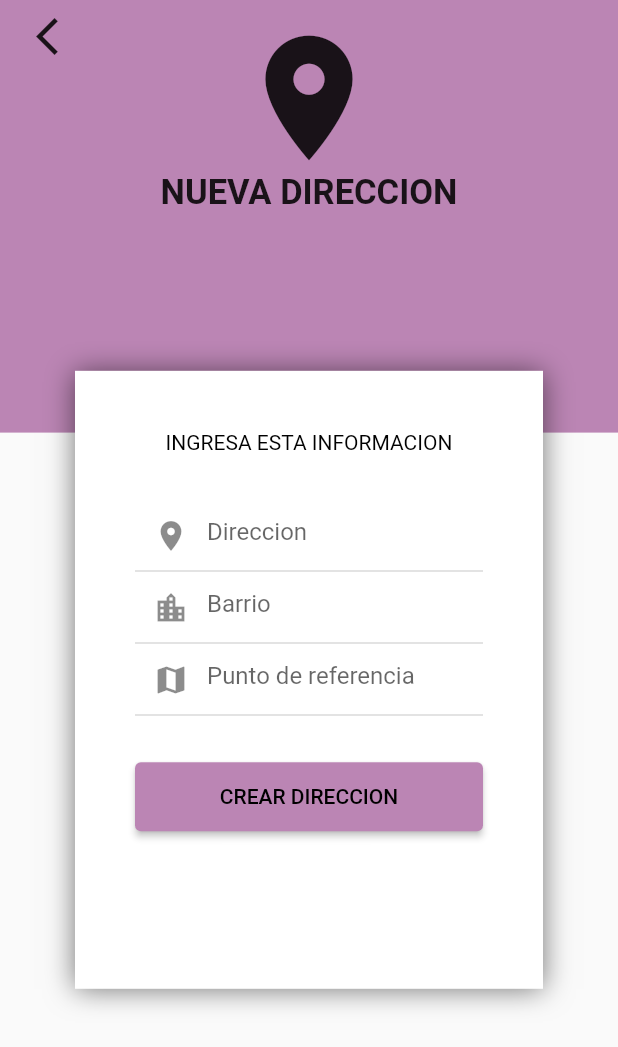
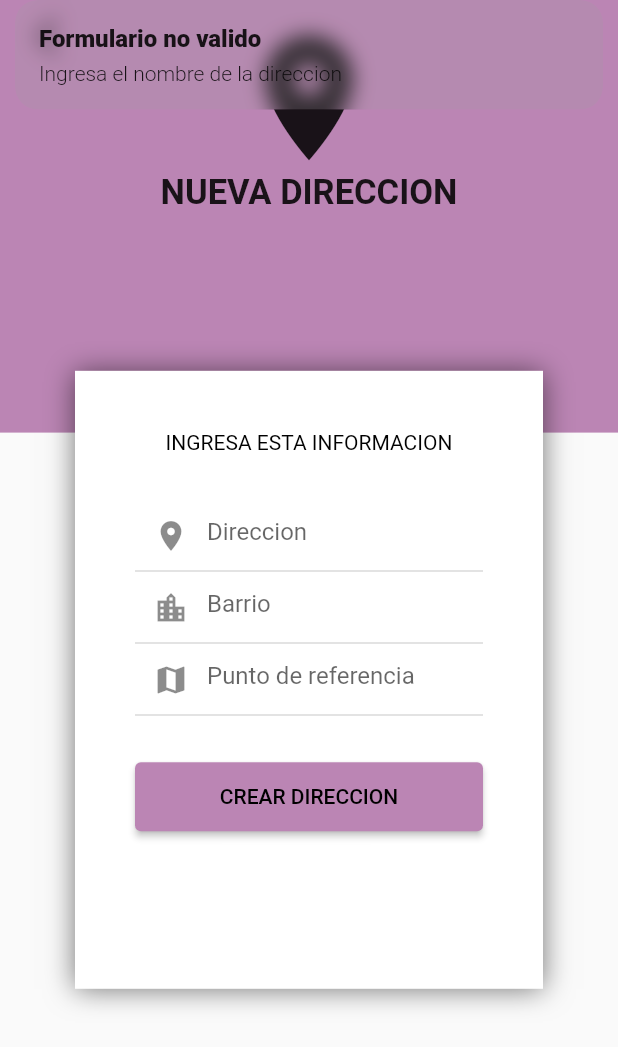
Before and after one commit to ludher12/Front-EndPetalDash, a Flutter app: the ClientAddressCreatePage screen opened by its route, after a tap on "CREAR DIRECCION", on a phone screen of 412 x 824 dp. Shown: the top 1047 px of the screen. Run offline on Flutter 3.47's test engine with Material 2 defaults, Android fonts, the light colour scheme and no system bars; our stand-ins replace flutter_image_slideshow, fluttertoast, geocoding, geolocator, get, get_storage and 5 more; accounts and stored records are empty; network calls fail.

Commit message:
creando una nueva dirección desde la app

```diff
--- /dev/null
+++ b/lib/src/models/address.dart
@@ -0,0 +1,41 @@
+import 'dart:convert';
+
+Address addressFromJson(String str) => Address.fromJson(json.decode(str));
+
+String addressToJson(Address data) => json.encode(data.toJson());
+
+class Address {
+  String? id;
+  String? address;
+  String? neighborhood;
+  String? idUser;
+  double? lat;
+  double? lng;
+
+  Address({
+     this.id,
+     this.address,
+     this.neighborhood,
+     this.idUser,
+     this.lat,
+     this.lng,
+  });
+
+  factory Address.fromJson(Map<String, dynamic> json) => Address(
+    id: json["id"],
+    address: json["address"],
+    neighborhood: json["neighborhood"],
+    idUser: json["id_user"],
+    lat: json["lat"]?.toDouble(),
+    lng: json["lng"]?.toDouble(),
+  );
+
+  Map<String, dynamic> toJson() => {
+    "id": id,
+    "address": address,
+    "neighborhood": neighborhood,
+    "id_user": idUser,
+    "lat": lat,
+    "lng": lng,
+  };
+}
--- a/lib/src/pages/client/address/create/client_address_create_controller.dart
+++ b/lib/src/pages/client/address/create/client_address_create_controller.dart
@@ -4,93 +4,91 @@ import 'package:fluttertoast/fluttertoast.dart';
 import 'package:get/get.dart';
 import 'package:get_storage/get_storage.dart';
 import 'package:modal_bottom_sheet/modal_bottom_sheet.dart';
-//import 'package:petaldash/src/models/address.dart';
+import 'package:petaldash/src/models/address.dart';
 import 'package:petaldash/src/models/response_api.dart';
 import 'package:petaldash/src/models/user.dart';
 import 'package:petaldash/src/pages/client/address/list/client_address_list_controller.dart';
 import 'package:petaldash/src/pages/client/address/map/client_address_map_page.dart';
+
 //import 'package:petaldash/src/pages/client/address/map/client_address_map_page.dart';
-//import 'package:petaldash/src/providers/address_provider.dart';
+import 'package:petaldash/src/providers/address_provider.dart';
 
 class ClientAddressCreateController extends GetxController {
-
   TextEditingController addressController = TextEditingController();
   TextEditingController neighborhoodController = TextEditingController();
   TextEditingController refPointController = TextEditingController();
 
+  double latRefPoint = 0;
+  double lngRefPoint = 0;
 
-
+  User user = User.fromJson(GetStorage().read('user') ?? {});
   //
-  // double latRefPoint = 0;
-  // double lngRefPoint = 0;
+   AddressProvider addressProvider = AddressProvider();
   //
-  // User user = User.fromJson(GetStorage().read('user') ?? {});
-  //
-  // AddressProvider addressProvider = AddressProvider();
-  //
-  // ClientAddressListController clientAddressListController = Get.find();
+  ClientAddressListController clientAddressListController = Get.find();
   //
   void openGoogleMaps(BuildContext context) async {
     Map<String, dynamic> refPointMap = await showMaterialModalBottomSheet(
         context: context,
         builder: (context) => ClientAddressMapPage(),
         isDismissible: false,
-        enableDrag: false
-    );
+        enableDrag: false);
 
     print('REF POINT MAP ${refPointMap}');
     refPointController.text = refPointMap['address'];
-    //latRefPoint = refPointMap['lat'];
-    //lngRefPoint = refPointMap['lng'];
+    latRefPoint = refPointMap['lat'];
+    lngRefPoint = refPointMap['lng'];
   }
-  //
-  // void createAddress() async {
-  //   String addressName = addressController.text;
-  //   String neighborhood = neighborhoodController.text;
-  //
-  //   if (isValidForm(addressName, neighborhood)) {
-  //     Address address = Address(
-  //         address: addressName,
-  //         neighborhood: neighborhood,
-  //         lat: latRefPoint,
-  //         lng: lngRefPoint,
-  //         idUser: user.id
-  //     );
-  //
-  //     ResponseApi responseApi = await addressProvider.create(address);
-  //     Fluttertoast.showToast(msg: responseApi.message ?? '', toastLength: Toast.LENGTH_LONG);
-  //
-  //     if (responseApi.success == true) {
-  //       address.id = responseApi.data;
-  //       GetStorage().write('address', address.toJson());
-  //
-  //       clientAddressListController.update();
-  //
-  //       Get.back();
-  //     }
-  //
-  //   }
-  // }
-  //
-  // bool isValidForm(String address, String neighborhood) {
-  //   if (address.isEmpty){
-  //     Get.snackbar('Formulario no valido', 'Ingresa el nombre de la direccion');
-  //     return false;
-  //   }
-  //   if (neighborhood.isEmpty){
-  //     Get.snackbar('Formulario no valido', 'Ingresa el nombre del barrio');
-  //     return false;
-  //   }
-  //   if (latRefPoint == 0){
-  //     Get.snackbar('Formulario no valido', 'Selecciona el punto de referencia');
-  //     return false;
-  //   }
-  //   if (lngRefPoint == 0){
-  //     Get.snackbar('Formulario no valido', 'Selecciona el punto de referencia');
-  //     return false;
-  //   }
-  //
-  //   return true;
-  // }
 
+  void createAddress() async {
+    String addressName = addressController.text;
+    String neighborhood = neighborhoodController.text;
+
+    if (isValidForm(addressName, neighborhood)) {
+      Address address = Address(
+          address: addressName,
+          neighborhood: neighborhood,
+          lat: latRefPoint,
+          lng: lngRefPoint,
+          idUser: user.id
+      );
+
+      ResponseApi responseApi = await addressProvider.create(address);
+      Fluttertoast.showToast(msg: responseApi.message ?? '', toastLength: Toast.LENGTH_LONG);
+      Get.back();
+      /*Fluttertoast.showToast(
+          msg: responseApi.message ?? '', toastLength: Toast.LENGTH_LONG);
+
+      if (responseApi.success == true) {
+        address.id = responseApi.data;
+        GetStorage().write('address', address.toJson());
+
+        clientAddressListController.update();
+
+        Get.back();
+      }*/
+
+    }
+  }
+
+  bool isValidForm(String address, String neighborhood) {
+    if (address.isEmpty) {
+      Get.snackbar('Formulario no valido', 'Ingresa el nombre de la direccion');
+      return false;
+    }
+    if (neighborhood.isEmpty) {
+      Get.snackbar('Formulario no valido', 'Ingresa el nombre del barrio');
+      return false;
+    }
+    if (latRefPoint == 0) {
+      Get.snackbar('Formulario no valido', 'Selecciona el punto de referencia');
+      return false;
+    }
+    if (lngRefPoint == 0) {
+      Get.snackbar('Formulario no valido', 'Selecciona el punto de referencia');
+      return false;
+    }
+
+    return true;
+  }
 }
--- a/lib/src/pages/client/address/create/client_address_create_page.dart
+++ b/lib/src/pages/client/address/create/client_address_create_page.dart
@@ -169,7 +169,7 @@ class ClientAddressCreatePage extends StatelessWidget {
       margin: EdgeInsets.symmetric(horizontal: 40, vertical: 10),
       child: ElevatedButton(
           onPressed: () {
-            //con.createAddress();
+            con.createAddress();
           },
           style: ElevatedButton.styleFrom(
               padding: EdgeInsets.symmetric(vertical: 15)
--- /dev/null
+++ b/lib/src/providers/address_provider.dart
@@ -0,0 +1,40 @@
+import 'package:get/get.dart';
+import 'package:get_storage/get_storage.dart';
+import 'package:petaldash/src/models/address.dart';
+import '../environment/environment.dart';
+import '../models/User.dart';
+import '../models/category.dart';
+import '../models/response_api.dart';
+
+class AddressProvider extends GetConnect {
+  String url = Environment.API_URL + 'api/address';
+  User userSession = User.fromJson(GetStorage().read('user') ?? {});
+
+  /*Future<List<Category>> getAll() async {
+    Response response = await get('$url/getAll', headers: {
+      'Content-Type': 'application/json',
+      'Authorization': userSession.sessionToken ?? ''
+    }); //Espera hasta que el servidor nos retorne la respuesta
+
+    if (response.statusCode == 401) {
+      Get.snackbar('Peticion denegada',
+          'Tu usuario no tiene permitido leer esta peticion');
+      return [];
+    }
+
+
+    List<Category> categories = Category.fromJsonList(response.body);
+    return categories;
+  }*/
+
+  Future<ResponseApi> create(Address address) async {
+    Response response = await post('$url/create', address.toJson(), headers: {
+      'Content-Type': 'application/json',
+      'Authorization': userSession.sessionToken!
+    }); //Espera hasta que el servidor nos retorne la respuesta
+
+    ResponseApi responseApi = ResponseApi.fromJson(response.body);
+
+    return responseApi;
+  }
+}
```
